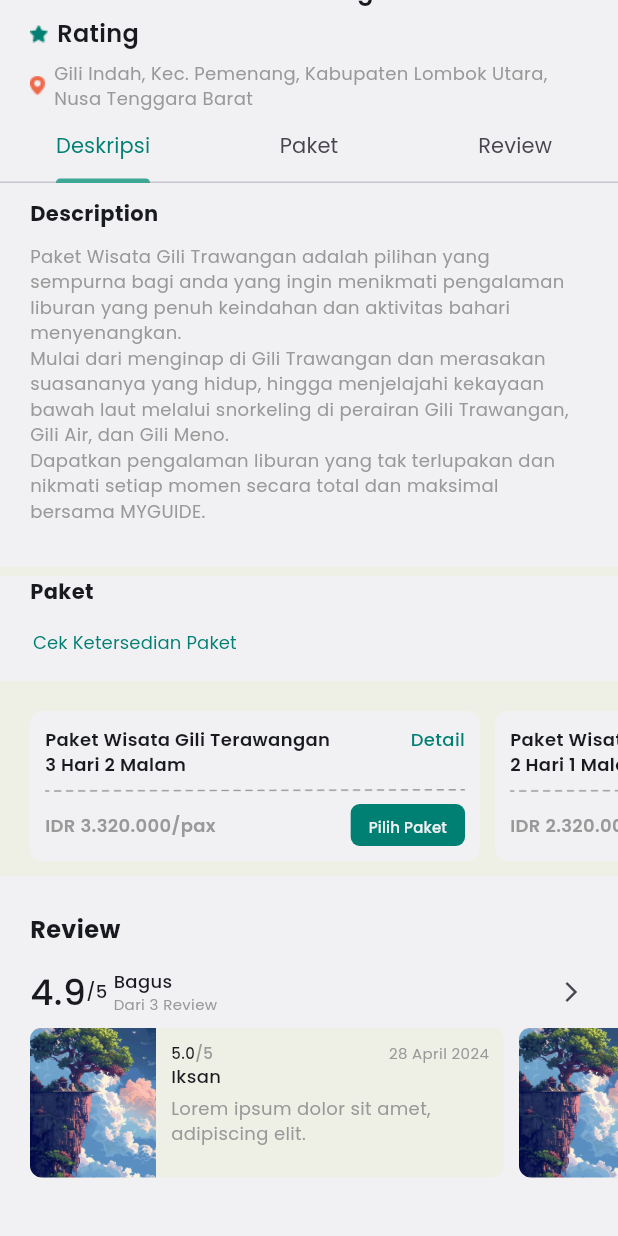
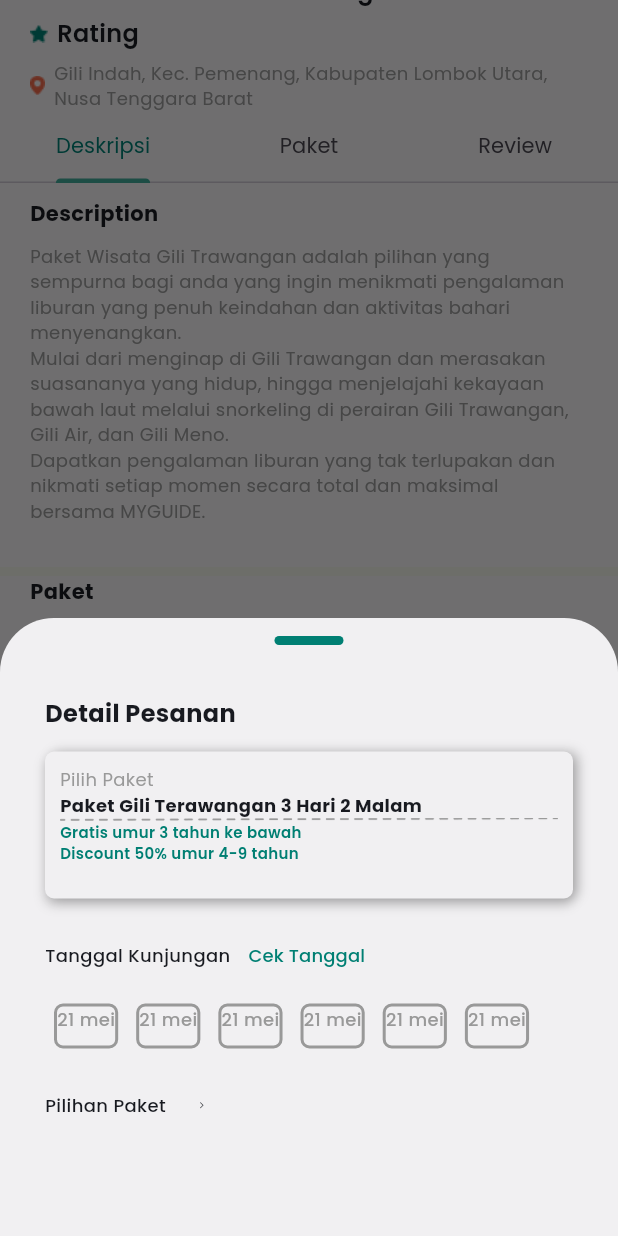
Before and after one commit to xlalurahmatulikhsan/TourTravel, a Flutter app: the PaketGili_1 screen opened directly, scrolled down 328 dp, after a tap on "Pilih Paket", on a phone screen of 412 x 824 dp. Run offline on Flutter 3.47's test engine with Material 3 defaults, Android fonts, the phone set to English and light mode, and no system bars; our stand-ins replace carousel_slider, gap, get, google_fonts.

Commit message:
penggunaan parameter

```diff
--- /dev/null
+++ b/lib/cobaWidgets.dart
@@ -0,0 +1,75 @@
+import 'package:flutter/material.dart';
+import 'package:slicing/theme/theme.dart';
+
+class TesWidgets extends StatefulWidget {
+  const TesWidgets({super.key});
+
+  @override
+  State<TesWidgets> createState() => _TesWidgetsState();
+}
+
+class _TesWidgetsState extends State<TesWidgets> {
+  var paketGili = [
+    {
+      'paket': '3 Hari 2 Malam',
+      'harga': 'IDR 3.320.000/pax',
+    },
+    {
+      'paket': '2 Hari 1 Malam',
+      'harga': 'IDR 2.320.000/pax',
+    },
+    {
+      'paket': '1 Hari',
+      'harga': 'IDR 1.320.000/pax',
+    }
+  ];
+  @override
+  Widget build(BuildContext context) {
+    return Scaffold(
+      body: SizedBox(
+        height: 300,
+        child: ListView.builder(
+          scrollDirection: Axis.horizontal,
+          itemCount: paketGili.length,
+          itemBuilder: (context, index) {
+            return Padding(
+              padding: const EdgeInsets.all(10),
+              child: Container(
+                height: 200,
+                color: whiteColor1,
+                child: Column(
+                  children: [
+                    Text(
+                      paketGili[index]['paket']!,
+                      style: blackTextStyle.copyWith(
+                        fontWeight: bold,
+                        fontSize: 18,
+                      ),
+                    ),
+                    Text(
+                      paketGili[index]['harga']!,
+                      style: blackTextStyle.copyWith(
+                        fontWeight: medium,
+                        fontSize: 14,
+                      ),
+                    ),
+                    TextButton(
+                      onPressed: () {},
+                      child: Text(
+                        'Pilih Paket',
+                        style: greenTextStyle.copyWith(
+                          fontWeight: semiBold,
+                          fontSize: 14,
+                        ),
+                      ),
+                    ),
+                  ],
+                ),
+              ),
+            );
+          },
+        ),
+      ),
+    );
+  }
+}
--- a/lib/main.dart
+++ b/lib/main.dart
@@ -1,9 +1,6 @@
 import 'package:flutter/material.dart';
 import 'package:get/get.dart';
 import 'package:slicing/theme/theme.dart';
-import 'package:slicing/widgets/Page/package/Gili/cobaWidgets.dart';
-// import 'package:slicing/widgets/Page/package/Gili/cobaWidgets.dart';
-// import 'package:slicing/widgets/Page/package/Gili/showModalBottomSheet.dart';
 import 'package:slicing/widgets/auth/splash.dart';
 
 void main() {
--- a/lib/widgets/Page/package/Gili/detail.dart
+++ b/lib/widgets/Page/package/Gili/detail.dart
@@ -78,7 +78,7 @@ import 'package:gap/gap.dart';
 import 'package:slicing/theme/theme.dart';
 
 void showDraggableSheet(
-    BuildContext context, String waktu, String harga, List includeItem) {
+    BuildContext context, String paket, String harga, List includeItem) {
   showModalBottomSheet(
     context: context,
     backgroundColor: Colors.transparent,
@@ -120,7 +120,7 @@ void showDraggableSheet(
                         ),
                         Gap(34),
                         Text(
-                          'Paket Wisata Gili Terawangan $waktu',
+                          'Paket Wisata Gili Terawangan $paket',
                           style: blackTextStyle.copyWith(
                             fontWeight: semiBold,
                             fontSize: 14,
--- /dev/null
+++ b/lib/widgets/Page/package/Gili/detailPesanan.dart
@@ -0,0 +1,198 @@
+import 'package:flutter/material.dart';
+import 'package:gap/gap.dart';
+import 'package:slicing/theme/theme.dart';
+
+void showDetailPesanan(
+  BuildContext context,
+  String paket,
+  String harga,
+  String tanggal,
+) {
+  showModalBottomSheet(
+    context: context,
+    backgroundColor: Colors.transparent,
+    isScrollControlled: true,
+    builder: (context) {
+      return DraggableScrollableSheet(
+        initialChildSize: 0.5,
+        minChildSize: 0.3,
+        maxChildSize: 1,
+        builder: (BuildContext context, ScrollController scrollController) {
+          return SingleChildScrollView(
+            controller: scrollController,
+            child: Container(
+              height: MediaQuery.of(context).size.height,
+              decoration: BoxDecoration(
+                borderRadius: BorderRadius.only(
+                  topLeft: Radius.circular(36),
+                  topRight: Radius.circular(36),
+                ),
+                color: whiteColor1,
+              ),
+              child: Padding(
+                padding: EdgeInsets.symmetric(
+                  horizontal: 30,
+                ),
+                child: Column(
+                  crossAxisAlignment: CrossAxisAlignment.start,
+                  children: [
+                    Gap(12),
+                    Center(
+                      child: Container(
+                        height: 6,
+                        width: 46,
+                        decoration: BoxDecoration(
+                          borderRadius: BorderRadius.circular(4),
+                          color: primaryColor,
+                        ),
+                      ),
+                    ),
+                    Gap(34),
+                    Text(
+                      'Detail Pesanan',
+                      style: blackTextStyle.copyWith(
+                        fontWeight: bold,
+                        fontSize: 16,
+                      ),
+                    ),
+                    Gap(14),
+                    Container(
+                      height: 98,
+                      width: double.infinity,
+                      decoration: BoxDecoration(
+                        borderRadius: BorderRadius.circular(6),
+                        color: whiteColor1,
+                        boxShadow: [
+                          BoxShadow(
+                            color: Colors.black.withOpacity(0.2),
+                            offset: Offset(0, 4),
+                            blurRadius: 6,
+                            spreadRadius: 0,
+                          ),
+                          BoxShadow(
+                            color: Colors.black.withOpacity(0.2),
+                            offset: Offset(4, 0),
+                            blurRadius: 6,
+                            spreadRadius: 0,
+                          ),
+                        ],
+                      ),
+                      child: Padding(
+                        padding: const EdgeInsets.all(10),
+                        child: Column(
+                          crossAxisAlignment: CrossAxisAlignment.start,
+                          children: [
+                            Text(
+                              'Pilih Paket',
+                              style: greyTextStyle.copyWith(
+                                fontWeight: regular,
+                                fontSize: 12,
+                              ),
+                            ),
+                            Text(
+                              'Paket Gili Terawangan $paket',
+                              style: blackTextStyle.copyWith(
+                                fontWeight: bold,
+                                fontSize: 12,
+                              ),
+                            ),
+                            Image.asset('images/crossLine.png'),
+                            Text(
+                              'Gratis umur 3 tahun ke bawah \nDiscount 50% umur 4-9 tahun',
+                              style: greenTextStyle.copyWith(
+                                fontWeight: semiBold,
+                                fontSize: 10,
+                              ),
+                            )
+                          ],
+                        ),
+                      ),
+                    ),
+                    Gap(14),
+                    Row(
+                      children: [
+                        Text(
+                          'Tanggal Kunjungan',
+                          style: blackTextStyle.copyWith(
+                            fontWeight: medium,
+                            fontSize: 12,
+                          ),
+                        ),
+                        TextButton(
+                          onPressed: () {},
+                          child: Text(
+                            'Cek Tanggal',
+                            style: greenTextStyle.copyWith(
+                              fontWeight: medium,
+                              fontSize: 12,
+                            ),
+                          ),
+                        ),
+                      ],
+                    ),
+                    Gap(8),
+                    SizedBox(
+                      height: 30,
+                      child: ListView.builder(
+                        itemCount: tanggal.length,
+                        scrollDirection: Axis.horizontal,
+                        itemBuilder: (context, index) {
+                          return Padding(
+                            padding: EdgeInsets.symmetric(
+                              horizontal: 6,
+                            ),
+                            child: Container(
+                              decoration: BoxDecoration(
+                                  borderRadius: BorderRadius.circular(6),
+                                  color: whiteColor1,
+                                  border: Border.all(
+                                    color:
+                                        tanggal == 0 ? primaryColor : greyColor,
+                                    width: 2,
+                                  )),
+                              child: Text(
+                                tanggal,
+                                style: tanggal == 0
+                                    ? greenTextStyle.copyWith(
+                                        fontWeight: medium, fontSize: 12)
+                                    : greyTextStyle.copyWith(
+                                        fontWeight: medium,
+                                        fontSize: 12,
+                                      ),
+                              ),
+                            ),
+                          );
+                        },
+                      ),
+                    ),
+                    Gap(14),
+                    Row(
+                      children: [
+                        Text(
+                          'Pilihan Paket',
+                          style: blackTextStyle.copyWith(
+                            fontWeight: medium,
+                            fontSize: 12,
+                          ),
+                        ),
+                        IconButton(
+                          onPressed: () {},
+                          icon: Icon(
+                            Icons.arrow_forward_ios,
+                            size: 5,
+                            color: blackColor,
+                          ),
+                        ),
+                      ],
+                    ),
+                    Gap(8),
+                  ],
+                ),
+              ),
+            ),
+          );
+        },
+      );
+    },
+  );
+}
--- a/lib/widgets/Page/package/Gili/paket_gili.dart
+++ b/lib/widgets/Page/package/Gili/paket_gili.dart
@@ -1,7 +1,8 @@
 // import 'dart:async';
 
 import 'package:flutter/material.dart';
-import 'cobaWidgets.dart';
+import 'package:slicing/widgets/Page/package/Gili/detailPesanan.dart';
+import 'detail.dart';
 import 'package:gap/gap.dart';
 import 'package:get/get.dart';
 import 'package:slicing/theme/theme.dart';
@@ -26,16 +27,19 @@ class _PaketGili_1State extends State<PaketGili_1>
 
   var paketGili = [
     {
-      'waktu': '3 Hari 2 Malam',
+      'paket': '3 Hari 2 Malam',
       'harga': 'IDR 3.320.000/pax',
+      'tanggal': '21 mei'
     },
     {
-      'waktu': '2 Hari 1 Malam',
+      'paket': '2 Hari 1 Malam',
       'harga': 'IDR 2.320.000/pax',
+      'tanggal': '21 mei'
     },
     {
-      'waktu': '1 Hari',
+      'paket': '1 Hari',
       'harga': 'IDR 1.320.000/pax',
+      'tanggal': '21 mei',
     }
   ];
 
@@ -303,7 +307,7 @@ Dapatkan pengalaman liburan yang tak terlupakan dan nikmati setiap momen secara
                               mainAxisAlignment: MainAxisAlignment.spaceBetween,
                               children: [
                                 Text(
-                                  'Paket Wisata Gili Terawangan \n${paketGili[index]['waktu']}',
+                                  'Paket Wisata Gili Terawangan \n${paketGili[index]['paket']}',
                                   style: blackTextStyle.copyWith(
                                     fontWeight: semiBold,
                                     fontSize: 12,
@@ -320,8 +324,8 @@ Dapatkan pengalaman liburan yang tak terlupakan dan nikmati setiap momen secara
                                   onTap: () {
                                     showDraggableSheet(
                                       context,
-                                      paketGili[index]['waktu']!,
-                                      paketGili[index]['waktu']!,
+                                      paketGili[index]['paket']!,
+                                      paketGili[index]['harga']!,
                                       include[index],
                                     );
                                   },
@@ -348,7 +352,14 @@ Dapatkan pengalaman liburan yang tak terlupakan dan nikmati setiap momen secara
                                     color: primaryColor,
                                   ),
                                   child: TextButton(
-                                    onPressed: () {},
+                                    onPressed: () {
+                                      showDetailPesanan(
+                                        context,
+                                        paketGili[index]['paket']!,
+                                        paketGili[index]['harga']!,
+                                        paketGili[index]['tanggal']!,
+                                      );
+                                    },
                                     child: Text(
                                       'Pilih Paket',
                                       style: whiteTextStyle.copyWith(
```
